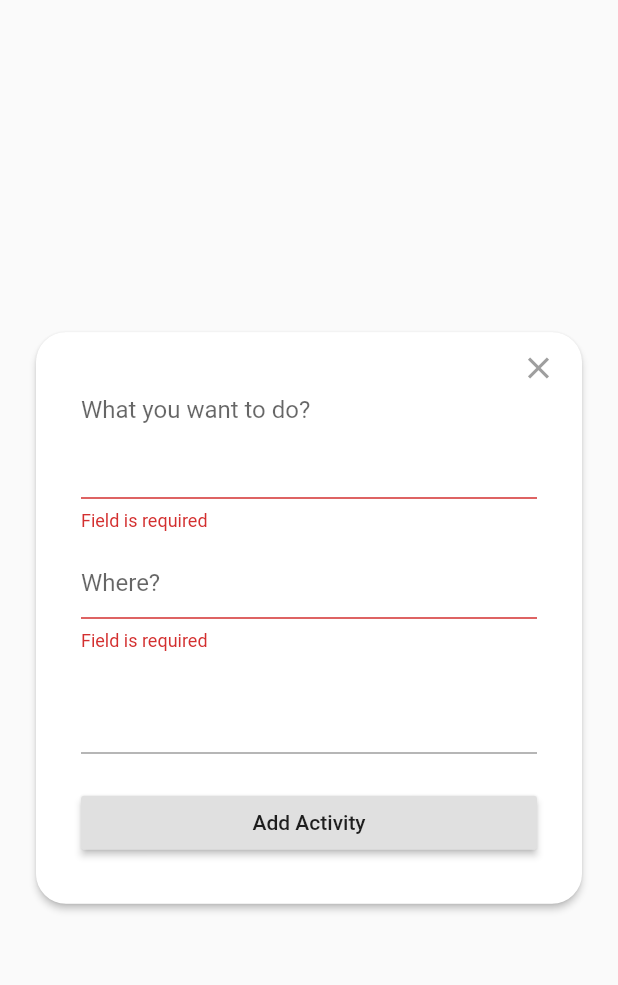
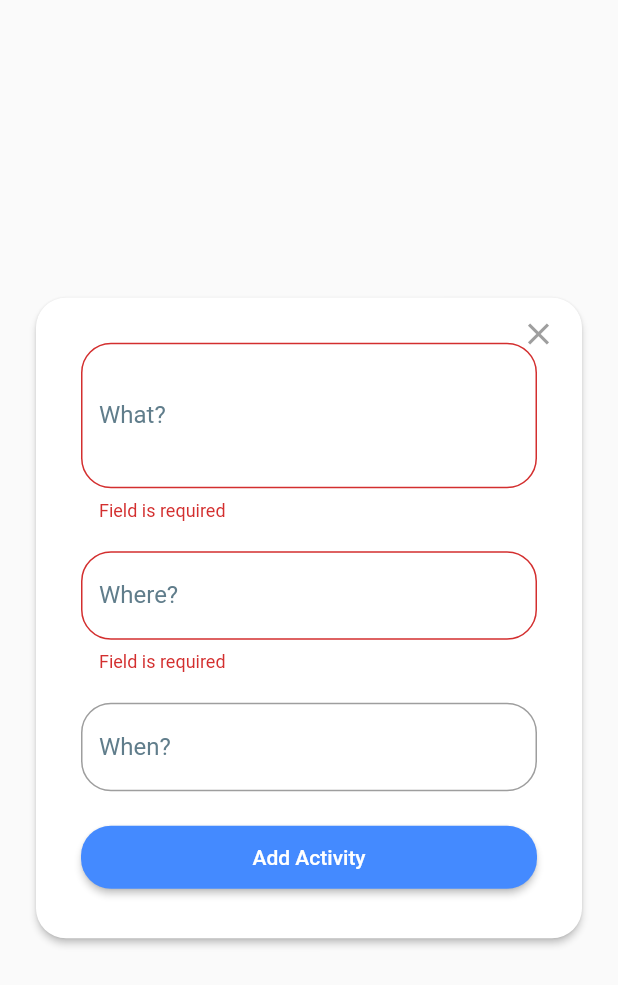
Before and after one commit to Libranner/feed_app, a Flutter app: the ActivityFormModal widget shown alone on an empty page, opened directly, on a phone screen of 412 x 824 dp. Shown: the top 985 px of the screen. Run offline on Flutter 3.47's test engine with Material 2 defaults, Android fonts, the phone set to English and light mode, and no system bars; our stand-ins replace bloc, equatable, flutter_bloc.

Commit message:
Some UI fixes

```diff
--- a/lib/models/activity.dart
+++ b/lib/models/activity.dart
@@ -38,8 +38,7 @@ class Activity {
   }
 
   String get formattedDate {
-    final dateFormat = DateFormat('yyyy-MM-dd HH:mm');
-    return dateFormat.format(when);
+    return '${DateFormat.MMMEd().format(when)} ${DateFormat.Hm().format(when)}';
   }
 
   Map<String, dynamic> toMap() {
--- a/lib/screens/activity/activity_form_modal.dart
+++ b/lib/screens/activity/activity_form_modal.dart
@@ -71,20 +71,7 @@ class _ActivityFormModalState extends State<ActivityFormModal> {
                         maxLines: 3,
                         decoration: InputDecoration(
                           hintText: 'What you want to do?',
-                        ),
-                        keyboardType: TextInputType.text,
-                        autocorrect: false,
-                        autovalidate: true,
-                        validator: (value) {
-                          return value.isEmpty ? 'Field is required' : null;
-                        },
-                      ),
-                      const SizedBox(height: 10.0),
-                      TextFormField(
-                        controller: _whereTextController,
-                        maxLines: 1,
-                        decoration: InputDecoration(
-                          hintText: 'Where?',
+                          labelText: 'What?',
                         ),
                         keyboardType: TextInputType.text,
                         autocorrect: false,
@@ -94,9 +81,26 @@ class _ActivityFormModalState extends State<ActivityFormModal> {
                         },
                       ),
                       const SizedBox(height: 20.0),
-                      Container(
-                        height: 50,
-                        child: DateTimeField(
+                      TextFormField(
+                        controller: _whereTextController,
+                        maxLines: 1,
+                        decoration: InputDecoration(
+                          hintText: 'Pick a cool place',
+                          labelText: 'Where?',
+                        ),
+                        keyboardType: TextInputType.text,
+                        autocorrect: false,
+                        autovalidate: true,
+                        validator: (value) {
+                          return value.isEmpty ? 'Field is required' : null;
+                        },
+                      ),
+                      const SizedBox(height: 20.0),
+                      DateTimeField(
+                        decoration: InputDecoration(
+                          hintText: 'When will it be?',
+                          labelText: 'When?',
+                        ),
                         format: DateFormat('yyyy-MM-dd HH:mm'),
                         initialValue: widget.activity?.when,
                         resetIcon: null,
@@ -124,12 +128,16 @@ class _ActivityFormModalState extends State<ActivityFormModal> {
                         },
                         controller: _whenTextController,
                       ),
-                      ),
                       const SizedBox(height: 20.0),
                       RaisedButton(
+                        color: Colors.blueAccent,
+                        shape: RoundedRectangleBorder(
+                          borderRadius: BorderRadius.circular(20),
+                        ),
                         onPressed: _save,
                         child: Text(
                           _isEditing ? 'Update' : 'Add Activity',
+                          style: TextStyle(color: Colors.white),
                         ),
                       )
                     ],
```
Also changed, not shown: lib/main.dart (+22 -1 lines), lib/screens/feed_screen.dart (+16 -3 lines). Lines whose indentation alone changed are shown as unchanged.
